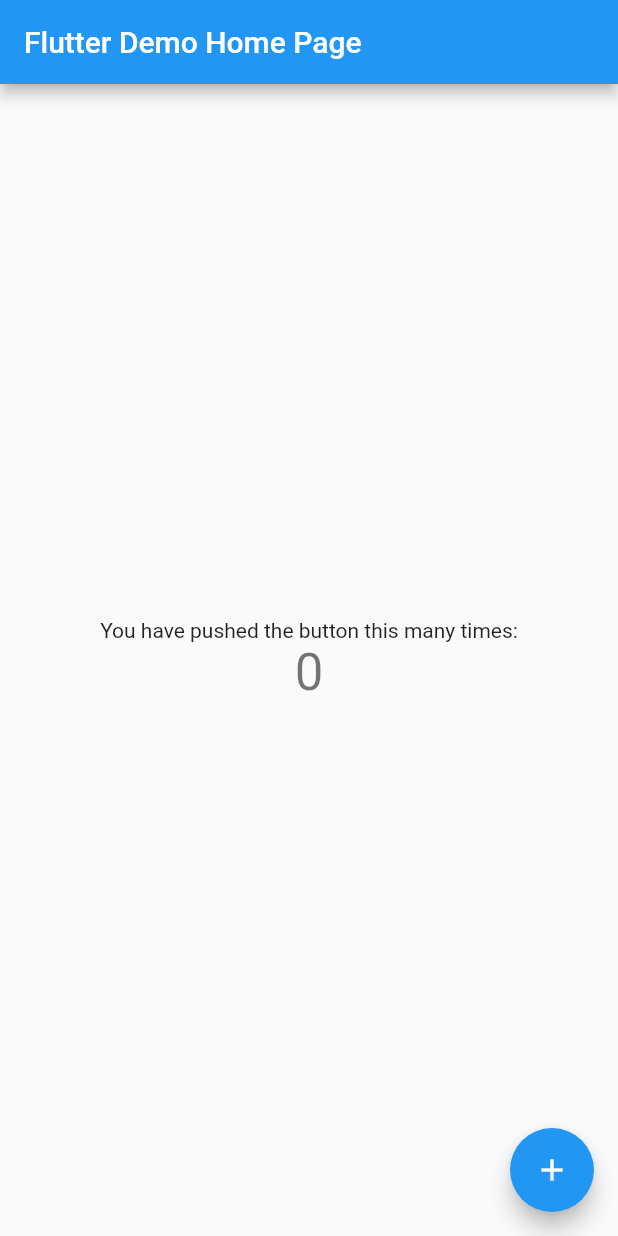
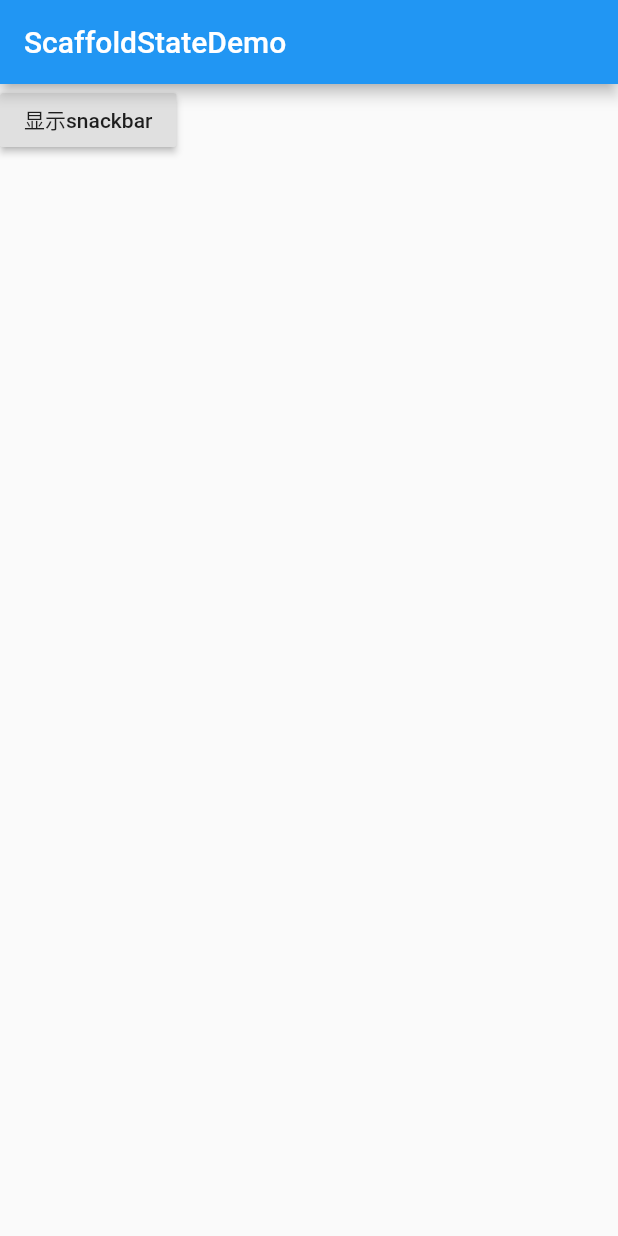
Before and after one commit to niezhiyang/flutter_study, a Flutter app: the screen it shows after launch, on a phone screen of 412 x 824 dp. Run offline on Flutter 3.47's test engine with Material 2 defaults, Android fonts, the phone set to English and light mode, and no system bars.

Commit message:
Scaffold 和 ScaffoldState

```diff
--- /dev/null
+++ b/lib/demo/ScaffoldStateDemo.dart
@@ -0,0 +1,30 @@
+import 'package:flutter/material.dart';
+
+class ScaffoldStateDemo extends StatefulWidget {
+  @override
+  State<StatefulWidget> createState() => _ScaffoldStateDemo();
+}
+
+// SingleTickerProviderStateMixin 暂时不知道啥意思 先保留
+class _ScaffoldStateDemo extends State with SingleTickerProviderStateMixin {
+  final GlobalKey<ScaffoldState> _scaffoldKey = GlobalKey<ScaffoldState>();
+
+  @override
+  Widget build(BuildContext context) {
+    return Scaffold(
+      key: _scaffoldKey,
+      appBar: AppBar(
+        title: Text("ScaffoldStateDemo"),
+      ),
+      body: RaisedButton(
+        child: Text('显示snackbar'),
+        onPressed: _showSnackBar,
+      ),
+    );
+  }
+
+  _showSnackBar() {
+    _scaffoldKey.currentState
+        .showSnackBar(SnackBar(content: Text("通过ScaffoldState打开的")));
+  }
+}
--- a/lib/main.dart
+++ b/lib/main.dart
@@ -1,4 +1,6 @@
 import 'package:flutter/material.dart';
+import './demo/ScaffoldDemo.dart';
+import './demo/ScaffoldStateDemo.dart';
 
 void main() => runApp(MyApp());
 
@@ -9,103 +11,9 @@ class MyApp extends StatelessWidget {
     return MaterialApp(
       title: 'Flutter Demo',
       theme: ThemeData(
-        // This is the theme of your application.
-        //
-        // Try running your application with "flutter run". You'll see the
-        // application has a blue toolbar. Then, without quitting the app, try
-        // changing the primarySwatch below to Colors.green and then invoke
-        // "hot reload" (press "r" in the console where you ran "flutter run",
-        // or simply save your changes to "hot reload" in a Flutter IDE).
-        // Notice that the counter didn't reset back to zero; the application
-        // is not restarted.
         primarySwatch: Colors.blue,
       ),
-      home: MyHomePage(title: 'Flutter Demo Home Page'),
+      home: ScaffoldStateDemo(),
     );
   }
 }
-
-class MyHomePage extends StatefulWidget {
-  MyHomePage({Key key, this.title}) : super(key: key);
-
-  // This widget is the home page of your application. It is stateful, meaning
-  // that it has a State object (defined below) that contains fields that affect
-  // how it looks.
-
-  // This class is the configuration for the state. It holds the values (in this
-  // case the title) provided by the parent (in this case the App widget) and
-  // used by the build method of the State. Fields in a Widget subclass are
-  // always marked "final".
-
-  final String title;
-
-  @override
-  _MyHomePageState createState() => _MyHomePageState();
-}
-
-class _MyHomePageState extends State<MyHomePage> {
-  int _counter = 0;
-
-  void _incrementCounter() {
-    setState(() {
-      // This call to setState tells the Flutter framework that something has
-      // changed in this State, which causes it to rerun the build method below
-      // so that the display can reflect the updated values. If we changed
-      // _counter without calling setState(), then the build method would not be
-      // called again, and so nothing would appear to happen.
-      _counter++;
-    });
-  }
-
-  @override
-  Widget build(BuildContext context) {
-    // This method is rerun every time setState is called, for instance as done
-    // by the _incrementCounter method above.
-    //
-    // The Flutter framework has been optimized to make rerunning build methods
-    // fast, so that you can just rebuild anything that needs updating rather
-    // than having to individually change instances of widgets.
-    return Scaffold(
-      appBar: AppBar(
-        // Here we take the value from the MyHomePage object that was created by
-        // the App.build method, and use it to set our appbar title.
-        title: Text(widget.title),
-      ),
-      body: Center(
-        // Center is a layout widget. It takes a single child and positions it
-        // in the middle of the parent.
-        child: Column(
-          // Column is also layout widget. It takes a list of children and
-          // arranges them vertically. By default, it sizes itself to fit its
-          // children horizontally, and tries to be as tall as its parent.
-          //
-          // Invoke "debug painting" (press "p" in the console, choose the
-          // "Toggle Debug Paint" action from the Flutter Inspector in Android
-          // Studio, or the "Toggle Debug Paint" command in Visual Studio Code)
-          // to see the wireframe for each widget.
-          //
-          // Column has various properties to control how it sizes itself and
-          // how it positions its children. Here we use mainAxisAlignment to
-          // center the children vertically; the main axis here is the vertical
-          // axis because Columns are vertical (the cross axis would be
-          // horizontal).
-          mainAxisAlignment: MainAxisAlignment.center,
-          children: <Widget>[
-            Text(
-              'You have pushed the button this many times:',
-            ),
-            Text(
-              '$_counter',
-              style: Theme.of(context).textTheme.display1,
-            ),
-          ],
-        ),
-      ),
-      floatingActionButton: FloatingActionButton(
-        onPressed: _incrementCounter,
-        tooltip: 'Increment',
-        child: Icon(Icons.add),
-      ), // This trailing comma makes auto-formatting nicer for build methods.
-    );
-  }
-}
```
Also changed, not shown: lib/demo/ScaffoldDemo.dart (added, +192 -0 lines).
